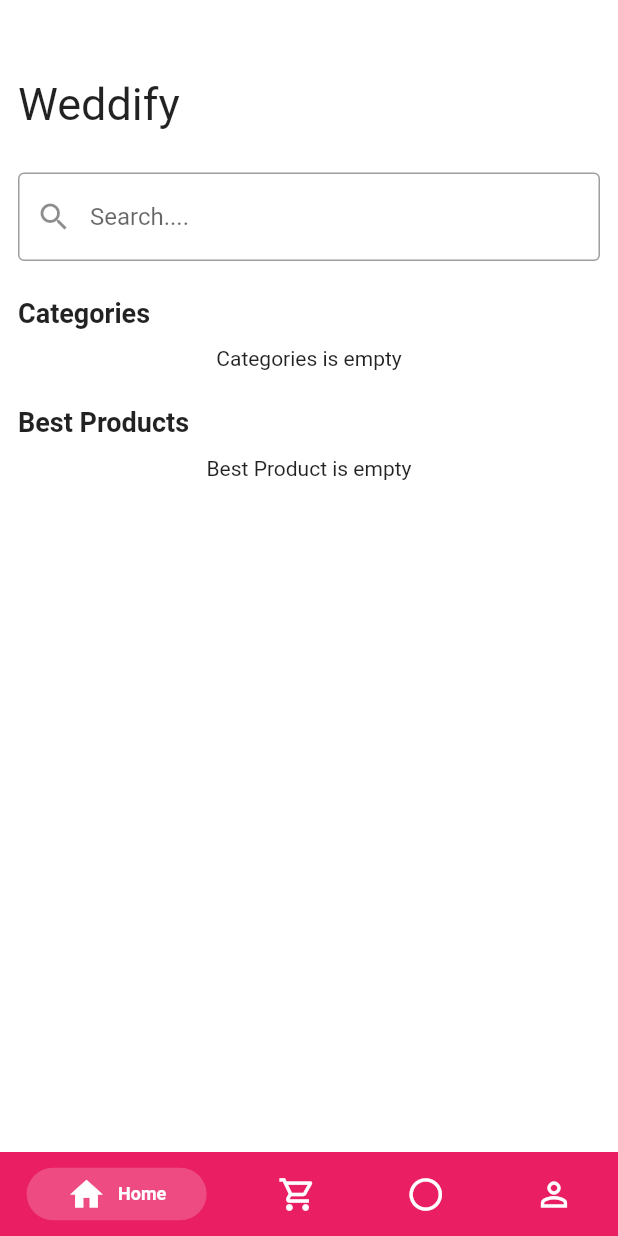
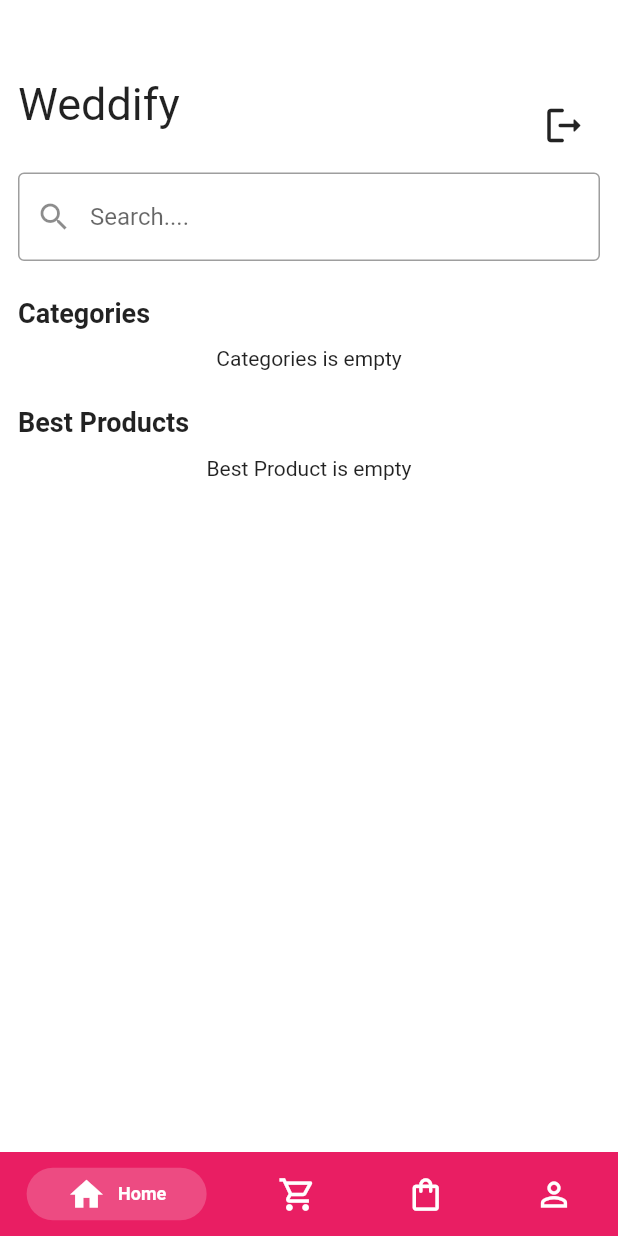
Before and after one commit to priyanshutaru/weddify, a Flutter app: the screen it shows once a user with an empty profile is signed in, on a phone screen of 412 x 824 dp. Run offline on Flutter 3.47's test engine with Material 2 defaults, Android fonts, the phone set to English and light mode, and no system bars; drawn by our look-alikes of persistent_bottom_nav_bar; our stand-ins replace cloud_firestore, firebase_auth, firebase_core, firebase_messaging, firebase_storage, fluttertoast and 1 more; missing offline and left inert: flutter_stripe; accounts and stored records are empty.

Commit message:
done from my side,remaing things profilephoto,font

```diff
--- a/lib/screens/about_us/about_us.dart
+++ b/lib/screens/about_us/about_us.dart
@@ -7,14 +7,16 @@
   Widget build(BuildContext context) {
     return Scaffold(
       appBar: AppBar(
-        centerTitle: true,
-        // backgroundColor: Colo,
+        backgroundColor: Colors.white,
         title: const Text(
           "About Us",
           style: TextStyle(
             color: Colors.black,
           ),
         ),
+        centerTitle: true,
+        elevation: 1,
+        iconTheme: IconThemeData(color: Colors.black),
       ),
       body: const Padding(
         padding: EdgeInsets.all(12.0),
--- a/lib/screens/cart_screen/cart_screen.dart
+++ b/lib/screens/cart_screen/cart_screen.dart
@@ -8,6 +8,7 @@
 import 'package:weddify/provider/appprovider.dart';
 import 'package:weddify/screens/cart_screen/checkout_cart_items/checkout_cart_items.dart';
 import 'package:weddify/screens/cart_screen/widget/singlecart_item.dart';
+import 'package:weddify/widgets/toptext/toptext.dart';
 
 class CartScreen extends StatefulWidget {
   const CartScreen({super.key});
@@ -82,7 +83,7 @@
             color: Colors.black,
           ),
         ),
-        elevation: 0,
+        elevation: 1,
       ),
       body: appProvider.getCartProductList.isEmpty
           ? Center(
--- a/lib/screens/change_password/change_password.dart
+++ b/lib/screens/change_password/change_password.dart
@@ -2,7 +2,6 @@
 import 'package:flutter/material.dart';
 import 'package:weddify/constants/constantss/constantss.dart';
 import 'package:weddify/firebase_helper/firebaseauth/firebaseauthhelper.dart';
-
 
 class ChangePassword extends StatefulWidget {
   const ChangePassword({super.key});
@@ -27,7 +26,8 @@
             color: Colors.black,
           ),
         ),
-        elevation: 0,
+        centerTitle: true,
+        elevation: 1,
         iconTheme: IconThemeData(color: Colors.black),
       ),
       body: ListView(
--- a/lib/screens/custom_bottombar/custom_bottombar.dart
+++ b/lib/screens/custom_bottombar/custom_bottombar.dart
@@ -44,8 +44,8 @@
           inactiveColorPrimary: Colors.white,
         ),
         PersistentBottomNavBarItem(
-          icon: const Icon(Icons.circle_rounded),
-          inactiveIcon: const Icon(Icons.circle_outlined),
+          icon: const Icon(Icons.shopping_bag),
+          inactiveIcon: const Icon(Icons.shopping_bag_outlined),
           title: "Orders",
           activeColorPrimary: Colors.white,
           inactiveColorPrimary: Colors.white,
--- a/lib/screens/home/homescreen.dart
+++ b/lib/screens/home/homescreen.dart
@@ -83,7 +83,22 @@
                     child: Column(
                       crossAxisAlignment: CrossAxisAlignment.start,
                       children: [
-                        const TopText(subtitle: "", title: "Weddify"),
+                        Row(
+                          mainAxisAlignment: MainAxisAlignment.spaceBetween,
+                          children: [
+                            TopText(subtitle: "", title: "Weddify"),
+                            IconButton(
+                              onPressed: () {
+                                FirebaseAuthHelper.instance.signout();
+                                setState(() {});
+                              },
+                              icon: Icon(
+                                Icons.logout_rounded,
+                                size: 30,
+                              ),
+                            ),
+                          ],
+                        ),
                         TextFormField(
                           controller: search,
                           onChanged: (String value) {
@@ -132,10 +147,9 @@
                                             height: 100,
                                             width: 100,
                                             decoration: BoxDecoration(
-                                              color: Colors.red,
+                                              color: Colors.pink,
                                               border: Border.all(
-                                                  color: Colors.black,
-                                                  width: 1),
+                                                  color: Colors.grey, width: 1),
                                               borderRadius: BorderRadius.only(
                                                 topLeft: Radius.circular(10),
                                                 bottomRight:
@@ -218,8 +232,7 @@
                                             width: 150,
                                             decoration: BoxDecoration(
                                               border: Border.all(
-                                                  width: 1,
-                                                  color: Colors.black),
+                                                  width: 1, color: Colors.grey),
                                               borderRadius: BorderRadius.only(
                                                 topLeft: Radius.circular(20),
                                                 bottomRight:
@@ -327,7 +340,7 @@
                                                 decoration: BoxDecoration(
                                                   border: Border.all(
                                                       width: 1,
-                                                      color: Colors.black),
+                                                      color: Colors.grey),
                                                   borderRadius:
                                                       BorderRadius.only(
                                                     topLeft:
--- a/lib/screens/order_screen/order_screen.dart
+++ b/lib/screens/order_screen/order_screen.dart
@@ -1,7 +1,6 @@
 import 'package:flutter/material.dart';
 import 'package:weddify/firebase_helper/firebasefirestore/firebase_firestore.dart';
 import 'package:weddify/models/order-model/order-model.dart';
-
 
 class OrederScreen extends StatelessWidget {
   const OrederScreen({super.key});
@@ -18,7 +17,7 @@
             color: Colors.black,
           ),
         ),
-        elevation: 0,
+        elevation: 1,
       ),
       body: StreamBuilder(
         stream: Stream.fromFuture(
```
Also changed, not shown: lib/screens/category-view/category_view.dart (+14 -2 lines), lib/screens/fav_screen/fav_screen.dart (+9 -1 lines), lib/screens/product-details/product-details.dart (+42 -10 lines), lib/screens/profile/profile_screen.dart (+9 -9 lines).
